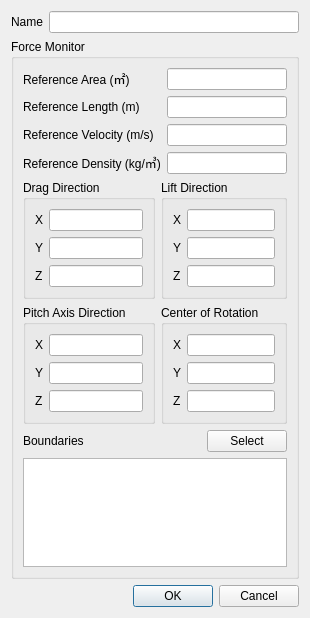
nextfoam/baram, file view/solution/monitors/force_dialog.ui: the form before one commit.
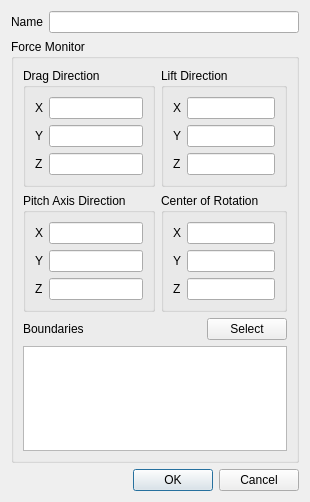
The form after the commit.

Commit message: Issue #137 coredb 구조에서 forceMonitor에 있던 항목 일부 refereceValues에서 로딩/저장 Issue #142 모니터링 페이지 UI 변경, 각 모니터링 설정 항목 수정

```diff
--- a/view/solution/monitors/force_dialog.ui
+++ b/view/solution/monitors/force_dialog.ui
@@ -7,7 +7,7 @@
     <x>0</x>
     <y>0</y>
     <width>310</width>
-    <height>618</height>
+    <height>502</height>
    </rect>
   </property>
   <property name="windowTitle">
@@ -48,64 +48,6 @@
       <string>Force Monitor</string>
      </property>
      <layout class="QVBoxLayout" name="verticalLayout">
-      <item>
-       <widget class="QWidget" name="referenceProperties" native="true">
-        <layout class="QFormLayout" name="formLayout">
-         <property name="leftMargin">
-          <number>0</number>
-         </property>
-         <property name="topMargin">
-          <number>0</number>
-         </property>
-         <property name="rightMargin">
-          <number>0</number>
-         </property>
-         <property name="bottomMargin">
-          <number>0</number>
-         </property>
-         <item row="0" column="0">
-          <widget class="QLabel" name="label">
-           <property name="text">
-            <string>Reference Area (㎡)</string>
-           </property>
-          </widget>
-         </item>
-         <item row="0" column="1">
-          <widget class="QLineEdit" name="referenceArea"/>
-         </item>
-         <item row="1" column="0">
-          <widget class="QLabel" name="label_2">
-           <property name="text">
-            <string>Reference Length (m) </string>
-           </property>
-          </widget>
-         </item>
-         <item row="1" column="1">
-          <widget class="QLineEdit" name="referenceLength"/>
-         </item>
-         <item row="2" column="0">
-          <widget class="QLabel" name="label_3">
-           <property name="text">
-            <string>Reference Velocity (m/s)</string>
-           </property>
-          </widget>
-         </item>
-         <item row="2" column="1">
-          <widget class="QLineEdit" name="referenceVelocity"/>
-         </item>
-         <item row="3" column="0">
-          <widget class="QLabel" name="label_4">
-           <property name="text">
-            <string>Reference Density (kg/㎥)</string>
-           </property>
-          </widget>
-         </item>
-         <item row="3" column="1">
-          <widget class="QLineEdit" name="referenceDensity"/>
-         </item>
-        </layout>
-       </widget>
-      </item>
       <item>
        <widget class="QWidget" name="widget_2" native="true">
         <layout class="QGridLayout" name="gridLayout">
```
The commit also changes 21 other files.
